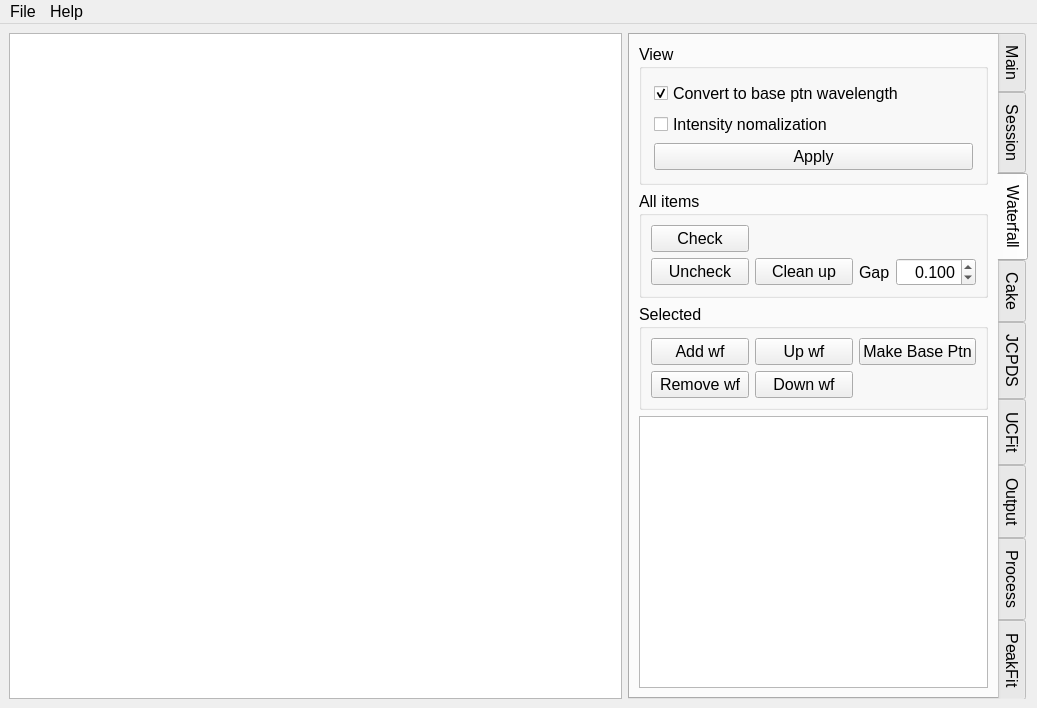
Before: the Qt Designer form ui/pkpo-v.ui in SHDShim/PeakPo, drawn with Qt 5.
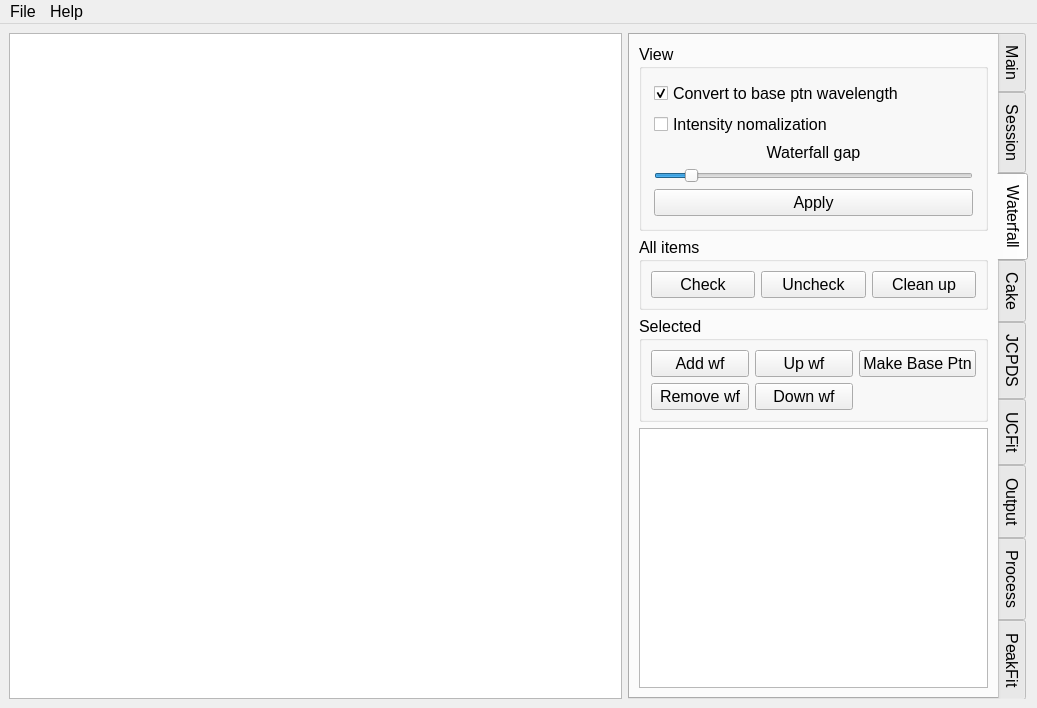
After: the same form once the commit is applied. The open tabs and pages were chosen to show the change. Custom widgets are drawn as their Qt base class.

```diff
--- a/ui/pkpo-v.ui
+++ b/ui/pkpo-v.ui
@@ -1386,6 +1386,35 @@
              </property>
             </widget>
            </item>
+           <item>
+            <widget class="QLabel" name="label_18">
+             <property name="sizePolicy">
+              <sizepolicy hsizetype="Preferred" vsizetype="Preferred">
+               <horstretch>0</horstretch>
+               <verstretch>0</verstretch>
+              </sizepolicy>
+             </property>
+             <property name="text">
+              <string>Waterfall gap</string>
+             </property>
+             <property name="alignment">
+              <set>Qt::AlignCenter</set>
+             </property>
+            </widget>
+           </item>
+           <item>
+            <widget class="QSlider" name="horizontalSlider_WaterfallGaps">
+             <property name="maximum">
+              <number>100</number>
+             </property>
+             <property name="sliderPosition">
+              <number>10</number>
+             </property>
+             <property name="orientation">
+              <enum>Qt::Horizontal</enum>
+             </property>
+            </widget>
+           </item>
            <item>
             <widget class="QPushButton" name="pushButton_ApplyWaterfallChange">
              <property name="text">
@@ -1410,78 +1439,15 @@
           <property name="flat">
            <bool>true</bool>
           </property>
-          <layout class="QGridLayout" name="gridLayout_13" columnstretch="0,0,0,0" columnminimumwidth="0,0,0,0">
-           <item row="0" column="0">
-            <widget class="QPushButton" name="pushButton_CheckAllWaterfall">
-             <property name="text">
-              <string>Check</string>
-             </property>
-            </widget>
-           </item>
-           <item row="1" column="0">
+          <layout class="QGridLayout" name="gridLayout_13" columnstretch="0,0,0">
+           <item row="0" column="1">
             <widget class="QPushButton" name="pushButton_UncheckAllWaterfall">
              <property name="text">
               <string>Uncheck</string>
              </property>
             </widget>
            </item>
-           <item row="1" column="2">
-            <widget class="QLabel" name="label_18">
-             <property name="sizePolicy">
-              <sizepolicy hsizetype="Fixed" vsizetype="Preferred">
-               <horstretch>0</horstretch>
-               <verstretch>0</verstretch>
-              </sizepolicy>
-             </property>
-             <property name="text">
-              <string>Gap</string>
-             </property>
-            </widget>
-           </item>
-           <item row="1" column="3">
-            <widget class="QDoubleSpinBox" name="doubleSpinBox_WaterfallGaps">
-             <property name="sizePolicy">
-              <sizepolicy hsizetype="Minimum" vsizetype="Preferred">
-               <horstretch>0</horstretch>
-               <verstretch>0</verstretch>
-              </sizepolicy>
-             </property>
-             <property name="minimumSize">
-              <size>
-               <width>70</width>
-               <height>0</height>
-              </size>
-             </property>
-             <property name="maximumSize">
-              <size>
-               <width>80</width>
-               <height>16777215</height>
-              </size>
-             </property>
-             <property name="focusPolicy">
-              <enum>Qt::StrongFocus</enum>
-             </property>
-             <property name="frame">
-              <bool>true</bool>
-             </property>
-             <property name="alignment">
-              <set>Qt::AlignRight|Qt::AlignTrailing|Qt::AlignVCenter</set>
-             </property>
-             <property name="decimals">
-              <number>3</number>
-             </property>
-             <property name="maximum">
-              <double>1.000000000000000</double>
-             </property>
-             <property name="singleStep">
-              <double>0.001000000000000</double>
-             </property>
-             <property name="value">
-              <double>0.100000000000000</double>
-             </property>
-            </widget>
-           </item>
-           <item row="1" column="1">
+           <item row="0" column="2">
             <widget class="QPushButton" name="pushButton_CleanPatterns">
              <property name="sizePolicy">
               <sizepolicy hsizetype="Preferred" vsizetype="Fixed">
@@ -1503,6 +1469,13 @@
              </property>
             </widget>
            </item>
+           <item row="0" column="0">
+            <widget class="QPushButton" name="pushButton_CheckAllWaterfall">
+             <property name="text">
+              <string>Check</string>
+             </property>
+            </widget>
+           </item>
           </layout>
          </widget>
         </item>
```
Left out of the diff: 436 changed lines with no effect on the pictures.
